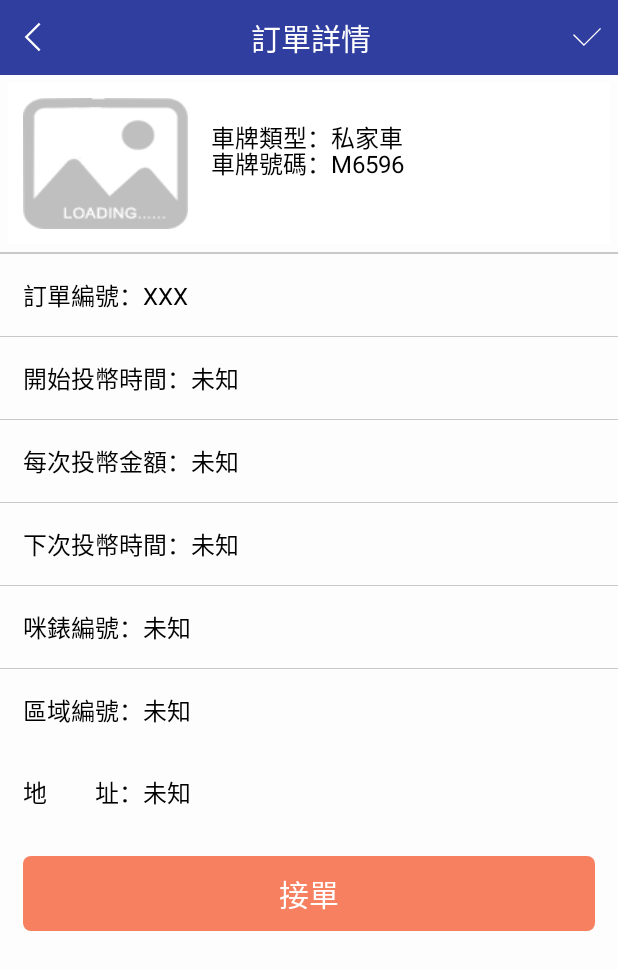
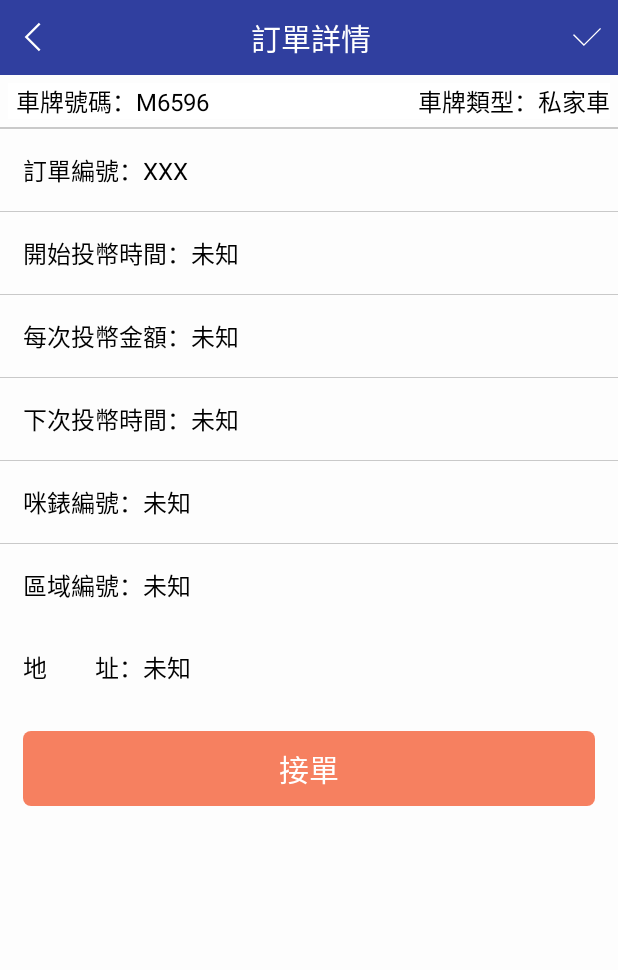
Before and after one commit to 17710622616/CoinHand, an Android app: the layout activity_order_detial.xml on its own in the app's theme, with its tools: preview values and no code run, on a phone screen of 412 x 824 dp. Shown: the top 970 px of the screen. Run offline under Robolectric (Android 15) with nearby library versions, the phone set to English and light mode, and no system bars.

Commit message:
修改地址

```diff
--- a/app/src/main/java/com/bssf/john_li/coinhand/CHUtils/CHConfigtor.java
+++ b/app/src/main/java/com/bssf/john_li/coinhand/CHUtils/CHConfigtor.java
@@ -6,7 +6,7 @@ package com.bssf.john_li.coinhand.CHUtils;
 
 public class CHConfigtor {
     // 測試的IP地址
-    public final static String BASE_URL = "http://47.75.5.50/parkingman-web/";
+    public final static String BASE_URL = "http://112.74.52.98/parkingman-web/";
     // 用戶登錄的API
     public final static String USER_LOGIN = "user/qishoulogin";
     // 獲取工作區域
--- a/app/src/main/res/layout/activity_order_detial.xml
+++ b/app/src/main/res/layout/activity_order_detial.xml
@@ -59,28 +59,26 @@
                         android:src="@mipmap/img_loading_list"
                         android:scaleType="fitXY"
                         android:layout_gravity="center_vertical"
-                        android:layout_margin="10dp"/>
+                        android:layout_margin="10dp"
+                        android:visibility="gone"/>
 
                     <TextView
                         android:id="@+id/order_detial_carno"
-                        android:layout_width="match_parent"
+                        android:layout_width="wrap_content"
                         android:layout_height="wrap_content"
                         android:text="車牌號碼：M6596"
                         android:textSize="16sp"
                         android:textColor="@color/colorBlack"
-                        android:layout_toRightOf="@id/order_detial_car_iv"
-                        android:layout_marginLeft="5dp"
-                        android:layout_centerVertical="true"/>
+                        android:layout_marginLeft="5dp"/>
 
                     <TextView
                         android:id="@+id/order_detial_cartype"
-                        android:layout_width="match_parent"
+                        android:layout_width="wrap_content"
                         android:layout_height="wrap_content"
                         android:text="車牌類型：私家車"
                         android:textSize="16sp"
                         android:textColor="@color/colorBlack"
-                        android:layout_toRightOf="@id/order_detial_car_iv"
-                        android:layout_below="@id/order_detial_carno"
+                        android:layout_alignParentRight="true"
                         android:layout_marginLeft="5dp"/>
                 </RelativeLayout>
 
@@ -229,23 +227,25 @@
             android:id="@+id/order_detial_loading"
             android:layout_width="match_parent"
             android:layout_height="match_parent"
+            android:background="@color/colorWight"
+            android:gravity="center"
             android:orientation="vertical"
-            android:gravity="center"
-            android:background="@color/colorWight"
             android:visibility="invisible">
+
             <ImageView
                 android:id="@+id/order_detial_load_iv"
                 android:layout_width="wrap_content"
                 android:layout_height="wrap_content"
-                android:src="@mipmap/img_loading_list"/>
+                android:src="@mipmap/img_loading_list" />
+
             <TextView
                 android:id="@+id/order_detial_load_tv"
                 android:layout_width="wrap_content"
                 android:layout_height="wrap_content"
+                android:layout_marginTop="10dp"
+                android:gravity="center"
                 android:text="加載中......"
-                android:textSize="20sp"
-                android:gravity="center"
-                android:layout_marginTop="10dp"/>
+                android:textSize="20sp" />
         </LinearLayout>
     </FrameLayout>
 </LinearLayout>
```
